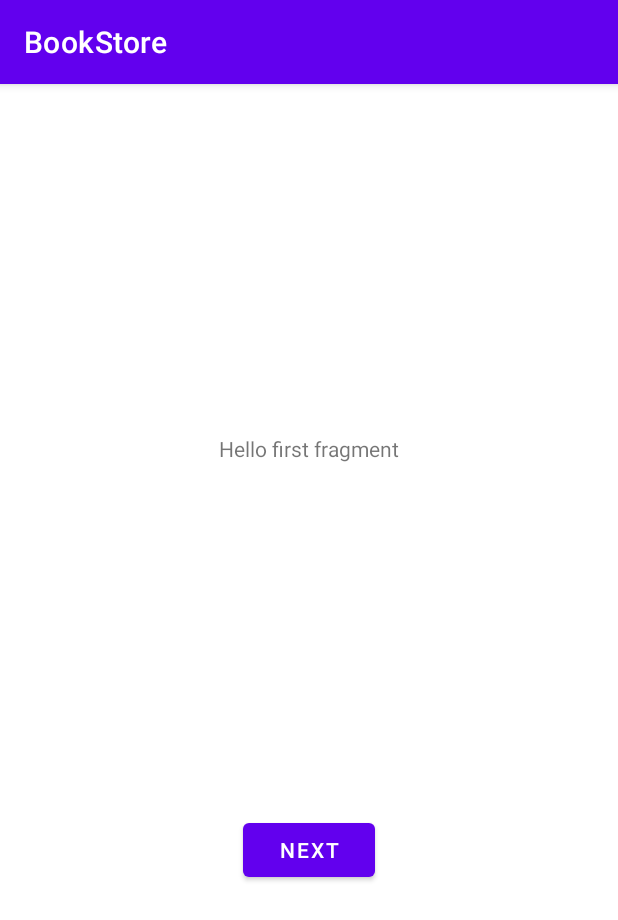
After one commit to realMWONE/BookStoreApp, an Android app: the fragment FirstFragment shown on its own in the app's theme, on a phone screen of 412 x 824 dp. The commit adds this screen. Shown: the top 920 px of the screen. Run offline under Robolectric (Android 15) with nearby library versions, the phone set to English and light mode, and no system bars.

```diff
--- /dev/null
+++ b/app/src/main/java/com/comp3350_group10/bookstore/FirstFragment.java
@@ -0,0 +1,34 @@
+package com.comp3350_group10.bookstore;
+
+import android.os.Bundle;
+import android.view.LayoutInflater;
+import android.view.View;
+import android.view.ViewGroup;
+
+import androidx.annotation.NonNull;
+import androidx.fragment.app.Fragment;
+import androidx.navigation.fragment.NavHostFragment;
+
+public class FirstFragment extends Fragment {
+
+    @Override
+    public View onCreateView(
+            LayoutInflater inflater, ViewGroup container,
+            Bundle savedInstanceState
+    ) {
+        // Inflate the layout for this fragment
+        return inflater.inflate(R.layout.fragment_first, container, false);
+    }
+
+    public void onViewCreated(@NonNull View view, Bundle savedInstanceState) {
+        super.onViewCreated(view, savedInstanceState);
+
+        view.findViewById(R.id.button_first).setOnClickListener(new View.OnClickListener() {
+            @Override
+            public void onClick(View view) {
+                NavHostFragment.findNavController(FirstFragment.this)
+                        .navigate(R.id.action_FirstFragment_to_SecondFragment);
+            }
+        });
+    }
+}
--- a/app/src/main/java/com/comp3350_group10/bookstore/logic/UI_Handler/UIHandler.java
+++ b/app/src/main/java/com/comp3350_group10/bookstore/logic/UI_Handler/UIHandler.java
@@ -5,11 +5,13 @@
 import android.widget.TableLayout;
 import android.widget.TableRow;
 
+import com.comp3350_group10.bookstore.MainActivity;
+
 public interface UIHandler {
 
     //function is called when user hits search button to
     // find a book based on ISBN/author/title
-    void SearchButtonPressed(String keyword, TableLayout table, Context context);
+    void SearchButtonPressed(String keyword, TableLayout table, Context context, MainActivity main);
 
     //function is called when user logs in with their respective accounts
     void LoginButtonPressed();
--- /dev/null
+++ b/app/src/main/res/layout/fragment_first.xml
@@ -0,0 +1,28 @@
+<?xml version="1.0" encoding="utf-8"?>
+<androidx.constraintlayout.widget.ConstraintLayout xmlns:android="http://schemas.android.com/apk/res/android"
+    xmlns:app="http://schemas.android.com/apk/res-auto"
+    xmlns:tools="http://schemas.android.com/tools"
+    android:layout_width="match_parent"
+    android:layout_height="match_parent"
+    tools:context=".FirstFragment">
+
+    <TextView
+        android:id="@+id/textview_first"
+        android:layout_width="wrap_content"
+        android:layout_height="wrap_content"
+        android:text="@string/hello_first_fragment"
+        app:layout_constraintBottom_toTopOf="@id/button_first"
+        app:layout_constraintEnd_toEndOf="parent"
+        app:layout_constraintStart_toStartOf="parent"
+        app:layout_constraintTop_toTopOf="parent" />
+
+    <Button
+        android:id="@+id/button_first"
+        android:layout_width="wrap_content"
+        android:layout_height="wrap_content"
+        android:text="@string/next"
+        app:layout_constraintBottom_toBottomOf="parent"
+        app:layout_constraintEnd_toEndOf="parent"
+        app:layout_constraintStart_toStartOf="parent"
+        app:layout_constraintTop_toBottomOf="@id/textview_first" />
+</androidx.constraintlayout.widget.ConstraintLayout>
--- a/app/src/main/res/values/strings.xml
+++ b/app/src/main/res/values/strings.xml
@@ -20,4 +20,13 @@
     <string name="invalid_username">Not a valid username</string>
     <string name="invalid_password">Password must be >5 characters</string>
     <string name="login_failed">"Login failed"</string>
+    <string name="title_activity_book_details">BookDetailsActivity</string>
+    <!-- Strings used for fragments for navigation -->
+    <string name="first_fragment_label">First Fragment</string>
+    <string name="second_fragment_label">Second Fragment</string>
+    <string name="next">Next</string>
+    <string name="previous">Previous</string>
+
+    <string name="hello_first_fragment">Hello first fragment</string>
+    <string name="hello_second_fragment">Hello second fragment. Arg: %1$s</string>
 </resources>
```
Also changed, not shown: app/src/main/AndroidManifest.xml (+8 -4 lines), app/src/main/java/com/comp3350_group10/bookstore/BookDetailsActivity.java (added, +31 -0 lines), app/src/main/java/com/comp3350_group10/bookstore/MainActivity.java (+3 -4 lines), app/src/main/java/com/comp3350_group10/bookstore/SecondFragment.java (added, +34 -0 lines), app/src/main/java/com/comp3350_group10/bookstore/logic/UI_Handler/UIButtonFunctions.java (+12 -1 lines), app/src/main/res/layout/activity_book_details.xml (added, +33 -0 lines), app/src/main/res/layout/content_book_details.xml (added, +17 -0 lines), app/src/main/res/layout/fragment_second.xml (added, +27 -0 lines), app/src/main/res/navigation/nav_graph.xml (added, +28 -0 lines), 1 other file.
